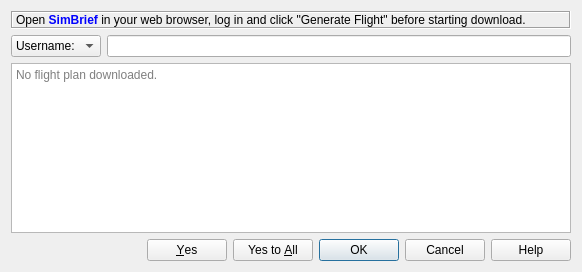
Above: src/routeexport/fetchroutedialog.ui from albar965/littlenavmap before the change. Below: the same form after it.
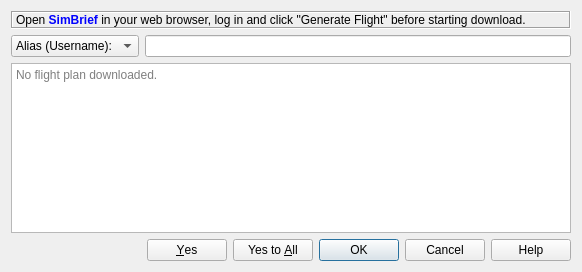
That is the form after the change.

```diff
--- a/src/routeexport/fetchroutedialog.ui
+++ b/src/routeexport/fetchroutedialog.ui
@@ -63,7 +63,7 @@
      </property>
      <item>
       <property name="text">
-       <string>Username:</string>
+       <string>Alias (Username):</string>
       </property>
      </item>
      <item>
```
